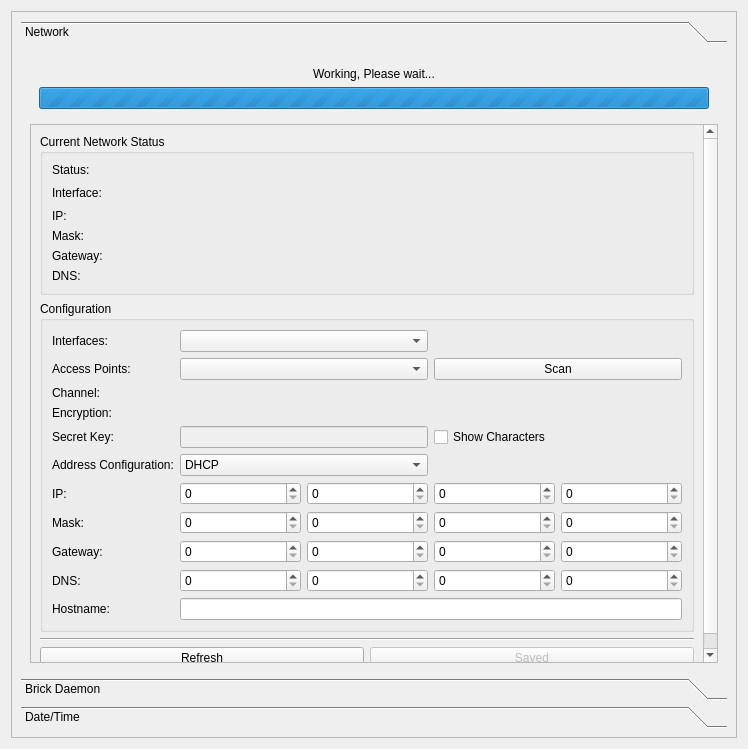
Tinkerforge/brickv, file src/brickv/plugin_system/plugins/red/ui/red_tab_settings.ui: the form before one commit.
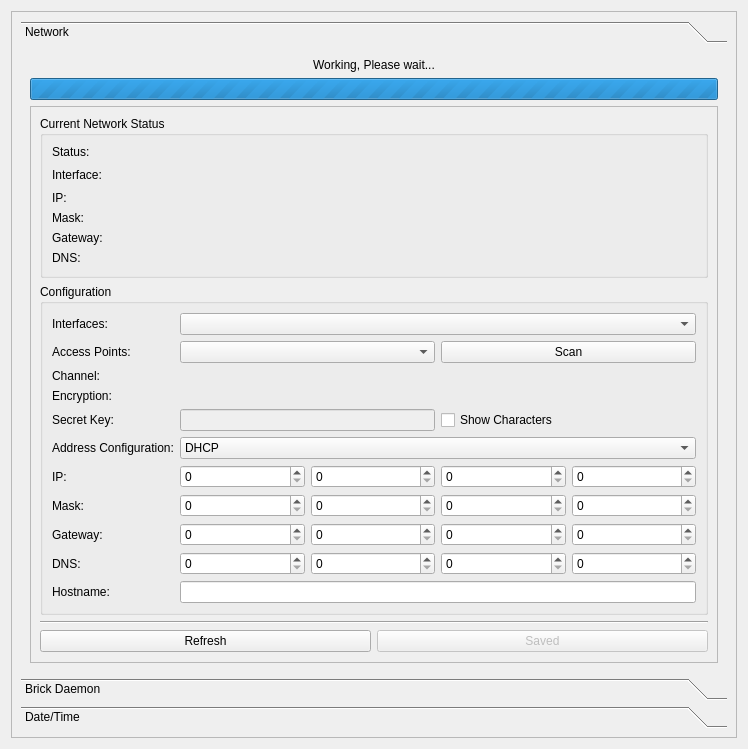
The form after the commit. The open tabs and pages were chosen to show the change.

Commit message: red-brick: Only disable network settings scroll area content widget

Patch:
```diff
--- a/src/brickv/plugin_system/plugins/red/ui/red_tab_settings.ui
+++ b/src/brickv/plugin_system/plugins/red/ui/red_tab_settings.ui
@@ -50,6 +50,9 @@
              <enum>QFrame::Raised</enum>
             </property>
             <layout class="QVBoxLayout" name="verticalLayout_10">
+             <property name="margin">
+              <number>0</number>
+             </property>
              <item>
               <widget class="QLabel" name="label_working_wait">
                <property name="text">
@@ -88,7 +91,7 @@
              <property name="geometry">
               <rect>
                <x>0</x>
-               <y>-14</y>
+               <y>0</y>
                <width>674</width>
                <height>636</height>
               </rect>
@@ -358,7 +361,7 @@
                        </property>
                       </widget>
                      </item>
-                     <item row="5" column="1" colspan="2">
+                     <item row="5" column="1" colspan="4">
                       <widget class="QComboBox" name="cbox_net_conftype">
                        <item>
                         <property name="text">
@@ -372,7 +375,7 @@
                        </item>
                       </widget>
                      </item>
-                     <item row="0" column="1" colspan="2">
+                     <item row="0" column="1" colspan="4">
                       <widget class="QComboBox" name="cbox_net_intf">
                        <property name="sizePolicy">
                         <sizepolicy hsizetype="Preferred" vsizetype="Fixed">
@@ -395,14 +398,14 @@
                        </property>
                       </widget>
                      </item>
-                     <item row="2" column="1" colspan="2">
+                     <item row="2" column="1" colspan="4">
                       <widget class="QLabel" name="label_net_wireless_channel">
                        <property name="text">
                         <string/>
                        </property>
                       </widget>
                      </item>
-                     <item row="3" column="1" colspan="2">
+                     <item row="3" column="1" colspan="4">
                       <widget class="QLabel" name="label_net_wireless_enctype">
                        <property name="text">
                         <string/>
```
Left out of the diff: 6 changed lines with no effect on the pictures. The commit also changes 2 other files.
